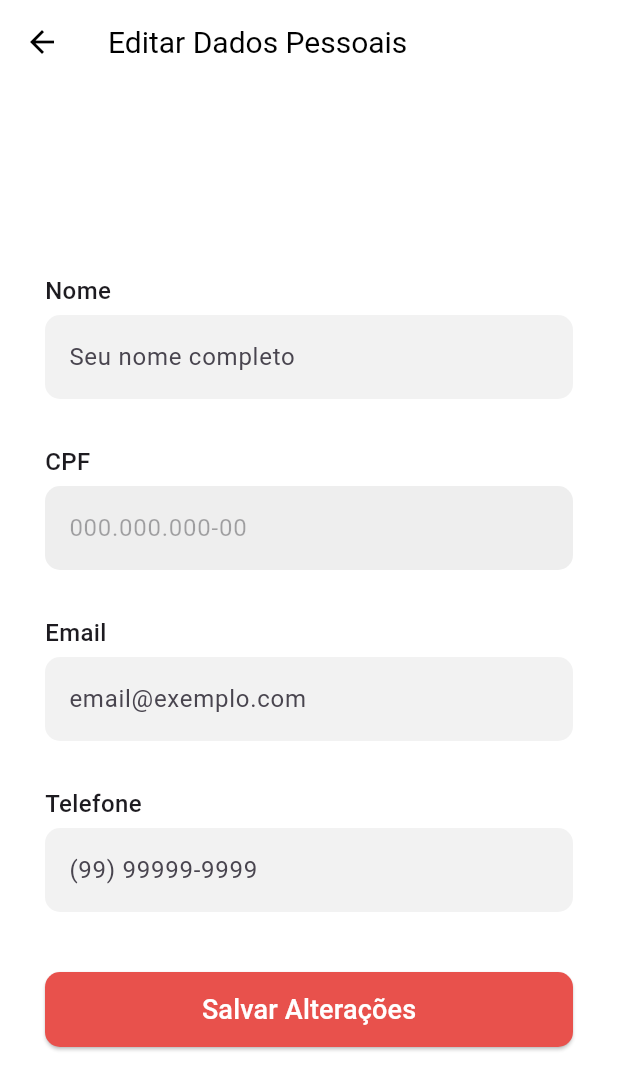
After one commit to Sustenta-Bag/Sustenta-Bag-user, a Flutter app: the EditUserStep1 screen opened by its route, on a phone screen of 412 x 824 dp. The commit adds this screen. Shown: the top 1090 px of the screen. Run offline on Flutter 3.47's test engine with Material 3 defaults, Android fonts, the phone set to English and light mode, and no system bars; our stand-ins replace firebase_core, firebase_messaging, flutter_dotenv, flutter_local_notifications, font_awesome_flutter, sqflite and 2 more; accounts and stored records are empty.

Commit message:
feat/ add edit user implementation

```diff
--- /dev/null
+++ b/frontend/sustenta_bag_application/lib/screens/Edit/EditStep1.dart
@@ -0,0 +1,282 @@
+import 'package:flutter/material.dart';
+import 'package:flutter/services.dart';
+import 'package:sustenta_bag_application/utils/validators.dart';
+import 'package:sustenta_bag_application/services/client_service.dart';
+
+import '../../utils/formatters.dart';
+
+class EditUserStep1 extends StatefulWidget {
+  const EditUserStep1({super.key});
+
+  @override
+  State<EditUserStep1> createState() => _EditUserStep1State();
+}
+
+class _EditUserStep1State extends State<EditUserStep1> {
+  final _formKey = GlobalKey<FormState>();
+  final _nomeController = TextEditingController();
+  final _cpfController = TextEditingController();
+  final _emailController = TextEditingController();
+  final _telefoneController = TextEditingController();
+
+  Map<String, dynamic> userData = {};
+  bool _isLoading = false;
+
+  @override
+  void didChangeDependencies() {
+    super.didChangeDependencies();
+    final args = ModalRoute.of(context)?.settings.arguments;
+    if (args != null && args is Map<String, dynamic>) {
+      userData = args;
+
+
+      _nomeController.text = userData['nome'] ?? '';
+      _cpfController.text = _formatCpf(userData['cpf'] ?? '');
+      _emailController.text = userData['email'] ?? '';
+      _telefoneController.text = _formatPhone(userData['telefone'] ?? '');
+    }
+  }
+
+  @override
+  void dispose() {
+    _nomeController.dispose();
+    _cpfController.dispose();
+    _emailController.dispose();
+    _telefoneController.dispose();
+    super.dispose();
+  }
+
+  String _formatCpf(String cpf) {
+    if (cpf.replaceAll(RegExp(r'[^0-9]'), '').length == 11) {
+      final digitsOnly = cpf.replaceAll(RegExp(r'[^0-9]'), '');
+      return '${digitsOnly.substring(0, 3)}.${digitsOnly.substring(3, 6)}.${digitsOnly.substring(6, 9)}-${digitsOnly.substring(9)}';
+    }
+    return cpf;
+  }
+
+  String _formatPhone(String phone) {
+    final digitsOnly = phone.replaceAll(RegExp(r'[^0-9]'), '');
+    if (digitsOnly.length == 11) {
+      return '(${digitsOnly.substring(0, 2)}) ${digitsOnly.substring(2, 7)}-${digitsOnly.substring(7)}';
+    } else if (digitsOnly.length == 10) {
+      return '(${digitsOnly.substring(0, 2)}) ${digitsOnly.substring(2, 6)}-${digitsOnly.substring(6)}';
+    }
+    return phone;
+  }
+
+  String _removeFormatting(String text) {
+    return text.replaceAll(RegExp(r'[^0-9]'), '');
+  }
+
+  Future<void> _salvarAlteracoes() async {
+    if (_formKey.currentState!.validate()) {
+      setState(() {
+        _isLoading = true;
+      });
+
+      try {
+        final String id = userData['id']?.toString() ?? '';
+        final String token = userData['token']?.toString() ?? '';
+
+        if (id.isEmpty || token.isEmpty) {
+          if (mounted) {
+            ScaffoldMessenger.of(context).showSnackBar(
+              const SnackBar(
+                content: Text(
+                    'Erro: ID do usuário ou token não fornecido para atualização.'),
+                backgroundColor: Colors.red,
+              ),
+            );
+            setState(() {
+              _isLoading = false;
+            });
+          }
+          return;
+        }
+
+        final dadosAtualizados = {
+          'name': _nomeController.text,
+          'cpf': _removeFormatting(_cpfController.text),
+          'email': _emailController.text,
+          'phone': _removeFormatting(_telefoneController.text),
+        };
+
+
+        final updatedClient =
+            await ClientService.updateClient(id, dadosAtualizados, token);
+
+        if (updatedClient != null) {
+          if (!mounted) return;
+          ScaffoldMessenger.of(context).showSnackBar(
+            const SnackBar(
+              content: Text('Dados pessoais atualizados com sucesso!'),
+              backgroundColor: Colors.green,
+            ),
+          );
+          Navigator.pop(context, true);
+        } else {
+          if (!mounted) return;
+          ScaffoldMessenger.of(context).showSnackBar(
+            const SnackBar(
+              content: Text(
+                  'Erro ao atualizar dados pessoais. Verifique os dados ou tente mais tarde.'),
+              backgroundColor: Colors.red,
+            ),
+          );
+        }
+      } catch (e) {
+        if (!mounted) return;
+        ScaffoldMessenger.of(context).showSnackBar(
+          SnackBar(
+            content: Text('Erro inesperado: ${e.toString()}'),
+            backgroundColor: Colors.red,
+          ),
+        );
+      } finally {
+        if (mounted) {
+          setState(() {
+            _isLoading = false;
+          });
+        }
+      }
+    }
+  }
+
+  @override
+  Widget build(BuildContext context) {
+    return Scaffold(
+      backgroundColor: const Color(0xFFFFFFFF),
+      appBar: AppBar(
+        backgroundColor: Colors.white,
+        leading: IconButton(
+          icon: const Icon(Icons.arrow_back, color: Colors.black),
+          onPressed: () => Navigator.pop(context),
+        ),
+        title: const Text(
+          "Editar Dados Pessoais",
+          style: TextStyle(color: Colors.black, fontSize: 20),
+        ),
+        elevation: 0,
+      ),
+      body: _isLoading
+          ? const Center(child: CircularProgressIndicator())
+          : Padding(
+              padding: const EdgeInsets.symmetric(horizontal: 30),
+              child: Form(
+                key: _formKey,
+                child: Column(
+                  mainAxisAlignment: MainAxisAlignment.center,
+                  children: [
+                    const Spacer(),
+                    _buildTextFormField(
+                      controller: _nomeController,
+                      label: "Nome",
+                      hint: "Seu nome completo",
+                      validator: Validators.validateNome,
+                    ),
+                    const SizedBox(height: 30),
+                    _buildTextFormField(
+                      controller: _cpfController,
+                      label: "CPF",
+                      hint: "000.000.000-00",
+                      validator: Validators.validateCpf,
+                      keyboardType: TextInputType.number,
+                      inputFormatters: [
+                        FilteringTextInputFormatter.digitsOnly,
+                        CpfInputFormatter(),
+                      ],
+                      enabled: false,
+                    ),
+                    const SizedBox(height: 30),
+                    _buildTextFormField(
+                      controller: _emailController,
+                      label: "Email",
+                      hint: "email@exemplo.com",
+                      validator: Validators.validateEmail,
+                      keyboardType: TextInputType.emailAddress,
+                    ),
+                    const SizedBox(height: 30),
+                    _buildTextFormField(
+                      controller: _telefoneController,
+                      label: "Telefone",
+                      hint: "(99) 99999-9999",
+                      validator: Validators.validateTelefone,
+                      keyboardType: TextInputType.phone,
+                      inputFormatters: [
+                        FilteringTextInputFormatter.digitsOnly,
+                        TelefoneInputFormatter(),
+                      ],
+                    ),
+                    const SizedBox(height: 40),
+                    SizedBox(
+                      width: double.infinity,
+                      height: 50,
+                      child: ElevatedButton(
+                        onPressed: _salvarAlteracoes,
+                        style: ElevatedButton.styleFrom(
+                          backgroundColor: const Color(0xFFE8514C),
+                          shape: RoundedRectangleBorder(
+                            borderRadius: BorderRadius.circular(10),
+                          ),
+                        ),
+                        child: const Text(
+                          "Salvar Alterações",
+                          style: TextStyle(fontSize: 18, color: Colors.white),
+                        ),
+                      ),
+                    ),
+                    const Spacer(),
+                  ],
+                ),
+              ),
+            ),
+    );
+  }
+
+  Widget _buildTextFormField({
+    required TextEditingController controller,
+    required String label,
+    required String hint,
+    required String? Function(String?) validator,
+    bool isPassword = false,
+    bool enabled = true,
+    TextInputType? keyboardType,
+    List<TextInputFormatter>? inputFormatters,
+  }) {
+    return Column(
+      crossAxisAlignment: CrossAxisAlignment.start,
+      children: [
+        Text(
+          label,
+          style: const TextStyle(fontSize: 16, fontWeight: FontWeight.w500),
+        ),
+        const SizedBox(height: 5),
+        TextFormField(
+          controller: controller,
+          obscureText: isPassword,
+          enabled: enabled,
+          keyboardType: keyboardType,
+          inputFormatters: inputFormatters,
+          validator: validator,
+          decoration: InputDecoration(
+            hintText: hint,
+            filled: true,
+            fillColor: enabled ? const Color(0xFFF2F2F2) : Colors.grey[200],
+            border: OutlineInputBorder(
+              borderRadius: BorderRadius.circular(10),
+              borderSide: BorderSide.none,
+            ),
+            errorBorder: OutlineInputBorder(
+              borderRadius: BorderRadius.circular(10),
+              borderSide: const BorderSide(color: Colors.red),
+            ),
+            focusedErrorBorder: OutlineInputBorder(
+              borderRadius: BorderRadius.circular(10),
+              borderSide: const BorderSide(color: Colors.red),
+            ),
+          ),
+        ),
+      ],
+    );
+  }
+}
```
Also changed, not shown: frontend/sustenta_bag_application/lib/main.dart (+6 -2 lines), frontend/sustenta_bag_application/lib/screens/Edit/EditStep2.dart (added, +264 -0 lines), frontend/sustenta_bag_application/lib/screens/UserDataScreen.dart (+41 -3 lines), frontend/sustenta_bag_application/lib/services/address_service.dart (+27 -8 lines), frontend/sustenta_bag_application/lib/services/client_service.dart (+25 -7 lines), frontend/sustenta_bag_application/lib/utils/formatters.dart (+68 -1 lines).
